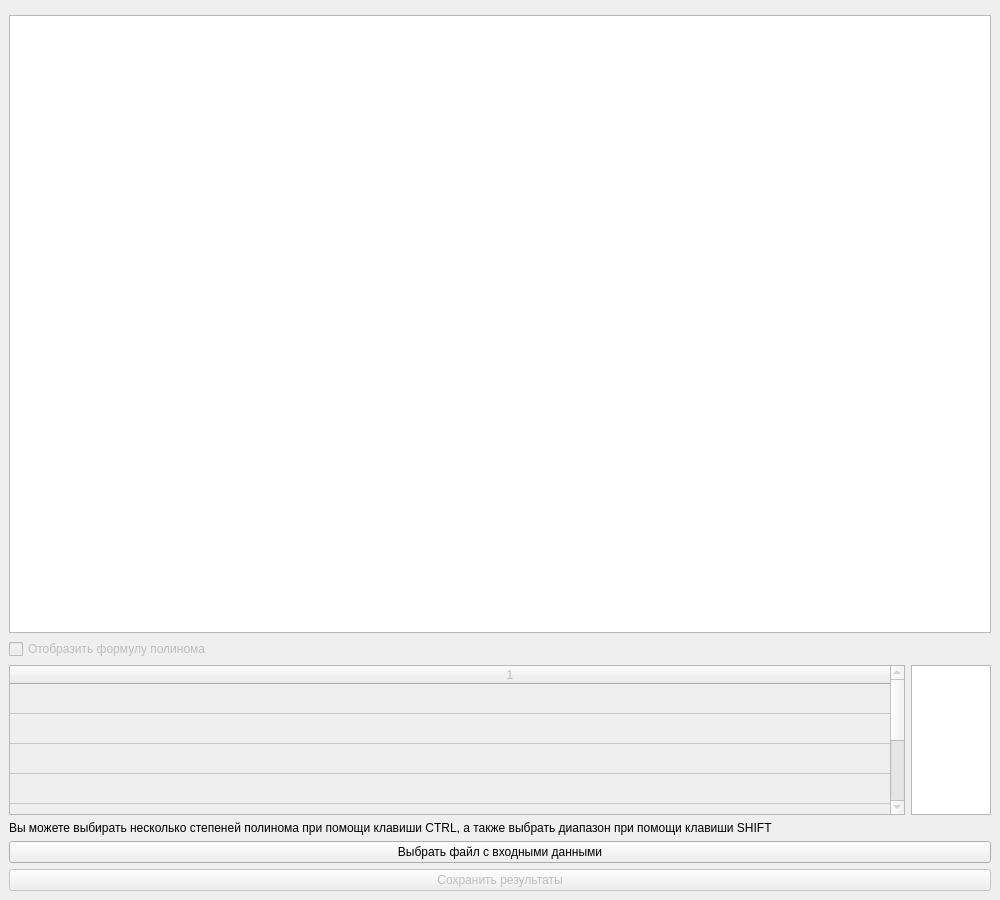
Above: design_feature_2.ui from gruzdev-as/Least_square_app before the change. Below: the same form after it.
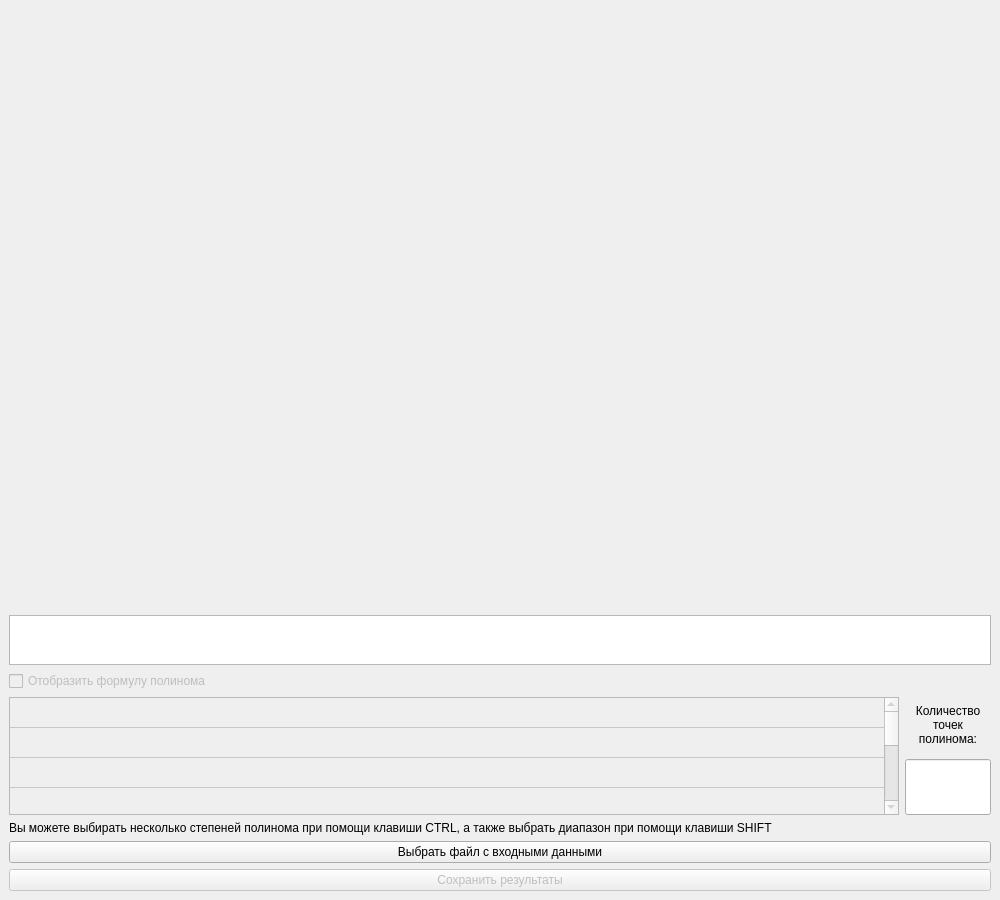
That is the form after the change.

Commit message: added a widget for changing scores and written several error handlers

Diff of the .ui file:
```diff
--- a/design_feature_2.ui
+++ b/design_feature_2.ui
@@ -28,20 +28,27 @@
   <widget class="QWidget" name="centralwidget">
    <layout class="QVBoxLayout" name="verticalLayout_3">
     <item>
-     <widget class="QWidget" name="widget" native="true"/>
-    </item>
-    <item>
-     <widget class="QListWidget" name="Text_box">
+     <widget class="QWidget" name="widget" native="true">
       <property name="minimumSize">
        <size>
         <width>0</width>
         <height>600</height>
        </size>
       </property>
+     </widget>
+    </item>
+    <item>
+     <widget class="QListWidget" name="Text_box">
+      <property name="minimumSize">
+       <size>
+        <width>0</width>
+        <height>50</height>
+       </size>
+      </property>
       <property name="maximumSize">
        <size>
         <width>16777215</width>
-        <height>1500</height>
+        <height>50</height>
        </size>
       </property>
      </widget>
@@ -63,6 +70,12 @@
         <property name="enabled">
          <bool>false</bool>
         </property>
+        <property name="minimumSize">
+         <size>
+          <width>890</width>
+          <height>0</height>
+         </size>
+        </property>
         <property name="maximumSize">
          <size>
           <width>16777215</width>
@@ -79,7 +92,7 @@
          <number>1</number>
         </property>
         <attribute name="horizontalHeaderVisible">
-         <bool>true</bool>
+         <bool>false</bool>
         </attribute>
         <attribute name="horizontalHeaderDefaultSectionSize">
          <number>1000</number>
@@ -102,14 +115,42 @@
        </widget>
       </item>
       <item>
-       <widget class="QPlainTextEdit" name="plainTextEdit">
-        <property name="maximumSize">
-         <size>
-          <width>80</width>
-          <height>150</height>
-         </size>
-        </property>
-       </widget>
+       <layout class="QVBoxLayout" name="verticalLayout_4">
+        <item>
+         <widget class="QLabel" name="label_2">
+          <property name="maximumSize">
+           <size>
+            <width>100</width>
+            <height>100</height>
+           </size>
+          </property>
+          <property name="text">
+           <string>Количество 
+точек 
+полинома:</string>
+          </property>
+          <property name="scaledContents">
+           <bool>false</bool>
+          </property>
+          <property name="alignment">
+           <set>Qt::AlignCenter</set>
+          </property>
+         </widget>
+        </item>
+        <item>
+         <widget class="QLineEdit" name="Number_of_points">
+          <property name="maximumSize">
+           <size>
+            <width>190</width>
+            <height>150</height>
+           </size>
+          </property>
+          <property name="maxLength">
+           <number>3</number>
+          </property>
+         </widget>
+        </item>
+       </layout>
       </item>
      </layout>
     </item>
```
The commit also changes 2 other files.
